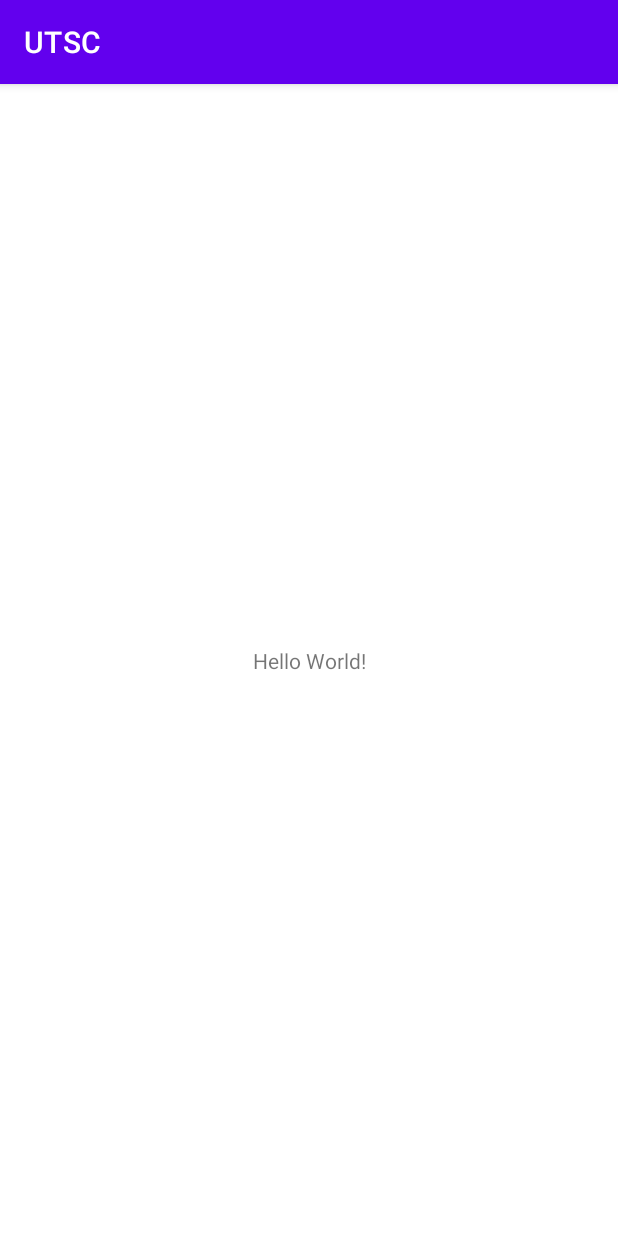
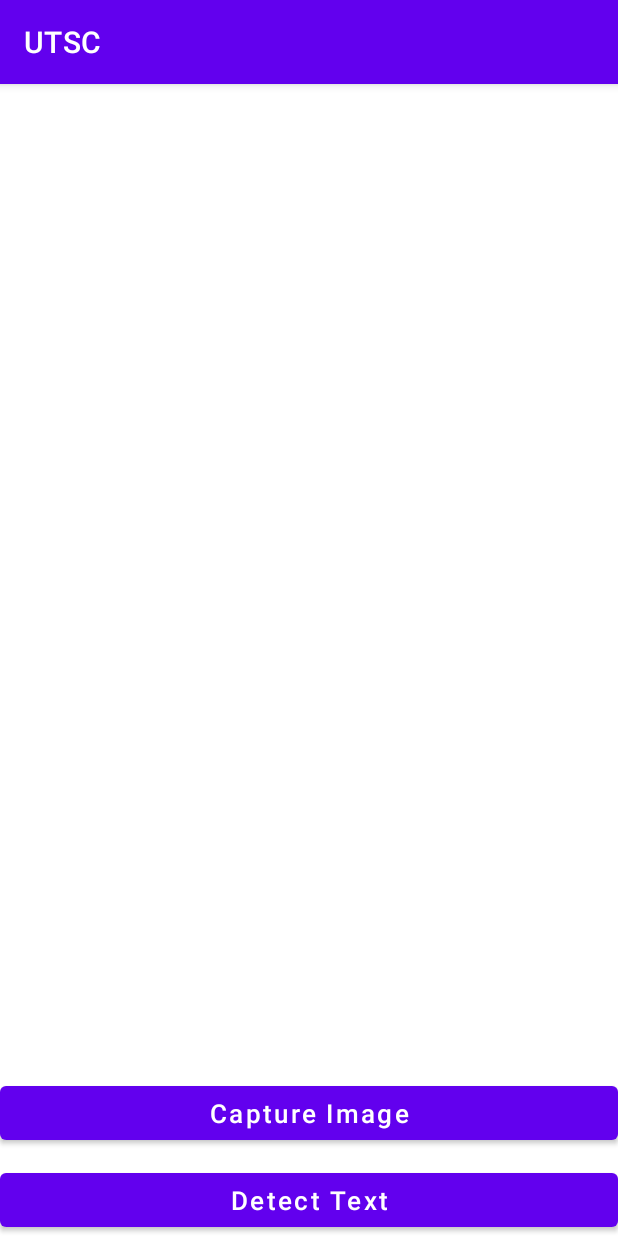
Before and after one commit to TalviaTasnim/Talvia-CSE327.5_Fall2020, an Android app: the screen it shows after launch (MainActivity), on a phone screen of 412 x 824 dp. Run offline under Robolectric (Android 15) with nearby library versions, the phone set to English and light mode, and no system bars; libraries missing offline, so code that uses them is left out: com.google.firebase.ml.

Commit message:
Feature #1 Text extraction implemented

```diff
--- a/app/build.gradle
+++ b/app/build.gradle
@@ -33,7 +33,11 @@ dependencies {
     implementation 'androidx.appcompat:appcompat:1.2.0'
     implementation 'com.google.android.material:material:1.2.1'
     implementation 'androidx.constraintlayout:constraintlayout:2.0.4'
+    implementation 'com.google.firebase:firebase-core:15.0.2'
+    implementation 'com.google.firebase:firebase-ml-vision:15.0.0'
     testImplementation 'junit:junit:4.+'
     androidTestImplementation 'androidx.test.ext:junit:1.1.2'
     androidTestImplementation 'androidx.test.espresso:espresso-core:3.3.0'
 }
+
+apply plugin: 'com.google.gms.google-services'
--- a/app/src/main/java/com/example/utsc/MainActivity.java
+++ b/app/src/main/java/com/example/utsc/MainActivity.java
@@ -1,14 +1,134 @@
 package com.example.utsc;
 
+import androidx.annotation.NonNull;
 import androidx.appcompat.app.AppCompatActivity;
 
+import android.content.ActivityNotFoundException;
+import android.content.Intent;
+import android.graphics.Bitmap;
 import android.os.Bundle;
+import android.provider.MediaStore;
+import android.util.Log;
+import android.view.View;
+import android.widget.Button;
+import android.widget.ImageView;
+import android.widget.TextView;
+import android.widget.Toast;
 
+import com.google.android.gms.tasks.OnFailureListener;
+import com.google.android.gms.tasks.OnSuccessListener;
+import com.google.firebase.ml.vision.FirebaseVision;
+import com.google.firebase.ml.vision.common.FirebaseVisionImage;
+import com.google.firebase.ml.vision.text.FirebaseVisionText;
+import com.google.firebase.ml.vision.text.FirebaseVisionTextDetector;
+
+import java.util.List;
+import java.util.function.LongConsumer;
+
+/**
+ * The type Main activity.
+ * @author Safayat
+ * @version 1.0
+ */
 public class MainActivity extends AppCompatActivity {
+
+    private Button capture_image_btn, detect_text_btn;
+    private ImageView image_view;
+    private TextView text_view;
+    static final int request_image_capture = 1;
+    Bitmap imageBitmap;
 
     @Override
     protected void onCreate(Bundle savedInstanceState) {
         super.onCreate(savedInstanceState);
         setContentView(R.layout.activity_main);
+
+        capture_image_btn = findViewById(R.id.capture_image_btn);
+        detect_text_btn = findViewById(R.id.detect_text_image_btn);
+        image_view = findViewById(R.id.image_view);
+        text_view = findViewById(R.id.text_display);
+
+        capture_image_btn.setOnClickListener(new View.OnClickListener() {
+            @Override
+            public void onClick(View v) {
+                dispatchTakePictureIntent();
+                text_view.setText("");
+            }
+        });
+
+        detect_text_btn.setOnClickListener(new View.OnClickListener() {
+            @Override
+            public void onClick(View v) {
+                detectTextFromImage();
+            }
+        });
     }
+
+    /**
+     * dispatchTakePictureIntent void
+     * This function takes a photo with a camera app
+     * @return void
+     */
+    private void dispatchTakePictureIntent() {
+        Intent take_picture_intent = new Intent(MediaStore.ACTION_IMAGE_CAPTURE);
+        try {
+            startActivityForResult(take_picture_intent, request_image_capture);
+        } catch (ActivityNotFoundException e) {
+            // display error state to the user
+        }
+    }
+
+    /**
+     * onActivityResult void
+     * This function gets the data/image and displays it in ImageView
+     * @return void
+     */
+    @Override
+    protected void onActivityResult(int requestCode, int resultCode, Intent data) {
+        super.onActivityResult(requestCode, resultCode, data);
+        if (requestCode == request_image_capture && resultCode == RESULT_OK) {
+            Bundle extras = data.getExtras();
+            imageBitmap = (Bitmap) extras.get("data");
+            image_view.setImageBitmap(imageBitmap);
+        }
+    }
+
+    /**
+     *
+     */
+    private void detectTextFromImage() {
+        FirebaseVisionImage firebase_vision_image = FirebaseVisionImage.fromBitmap(imageBitmap);
+        FirebaseVisionTextDetector firebase_vision_text_detector = FirebaseVision.getInstance().getVisionTextDetector() ;
+        firebase_vision_text_detector.detectInImage(firebase_vision_image).addOnSuccessListener(new OnSuccessListener<FirebaseVisionText>() {
+            @Override
+            public void onSuccess(FirebaseVisionText firebaseVisionText) {
+                displayTextFromImage(firebaseVisionText);
+
+            }
+        }).addOnFailureListener(new OnFailureListener() {
+            @Override
+            public void onFailure(@NonNull Exception e) {
+                Toast.makeText(MainActivity.this, "Error "+ e.getMessage(), Toast.LENGTH_SHORT).show();
+                Log.d("Error " , e.getMessage());
+            }
+        });
+    }
+
+    /**
+     *
+     * @param firebaseVisionText
+     */
+    private void displayTextFromImage(FirebaseVisionText firebaseVisionText) {
+        List<FirebaseVisionText.Block> block_list = firebaseVisionText.getBlocks();
+        if(block_list.size() == 0){
+            Toast.makeText(this, "No Text Found in image!", Toast.LENGTH_SHORT).show();
+        }
+        else{
+            for(FirebaseVisionText.Block block : firebaseVisionText.getBlocks()){
+                String text = block.getText();
+                text_view.setText(text);
+            }
+        }
+    }
+
 }
--- a/app/src/main/res/layout/activity_main.xml
+++ b/app/src/main/res/layout/activity_main.xml
@@ -1,18 +1,46 @@
 <?xml version="1.0" encoding="utf-8"?>
-<androidx.constraintlayout.widget.ConstraintLayout xmlns:android="http://schemas.android.com/apk/res/android"
+<RelativeLayout
+    xmlns:android="http://schemas.android.com/apk/res/android"
     xmlns:app="http://schemas.android.com/apk/res-auto"
     xmlns:tools="http://schemas.android.com/tools"
     android:layout_width="match_parent"
     android:layout_height="match_parent"
     tools:context=".MainActivity">
 
+    <ImageView
+        android:id="@+id/image_view"
+        android:layout_width="match_parent"
+        android:layout_height="400dp"/>
+
     <TextView
-        android:layout_width="wrap_content"
+        android:id="@+id/text_display"
+        android:layout_width="match_parent"
         android:layout_height="wrap_content"
-        android:text="Hello World!"
-        app:layout_constraintBottom_toBottomOf="parent"
-        app:layout_constraintLeft_toLeftOf="parent"
-        app:layout_constraintRight_toRightOf="parent"
-        app:layout_constraintTop_toTopOf="parent" />
+        android:text=""
+        android:layout_below="@+id/image_view"
+        android:textSize="26dp"
+        android:maxLines="5"
+        android:layout_margin="10dp"/>
 
-</androidx.constraintlayout.widget.ConstraintLayout>
+    <Button
+        android:id="@+id/capture_image_btn"
+        android:layout_width="match_parent"
+        android:layout_height="wrap_content"
+        android:text="Capture Image"
+        android:textAllCaps="false"
+        android:layout_above="@id/detect_text_image_btn"
+        android:textSize="17dp"
+        android:layout_marginBottom="10dp"/>
+
+    <Button
+        android:id="@+id/detect_text_image_btn"
+        android:layout_width="match_parent"
+        android:layout_height="wrap_content"
+        android:layout_alignParentBottom="true"
+        android:text="Detect Text"
+        android:textAllCaps="false"
+        android:textSize="17dp"/>
+
+
+
+</RelativeLayout>
--- a/build.gradle
+++ b/build.gradle
@@ -6,6 +6,7 @@ buildscript {
     }
     dependencies {
         classpath "com.android.tools.build:gradle:4.1.1"
+        classpath 'com.google.gms:google-services:4.3.4'
 
         // NOTE: Do not place your application dependencies here; they belong
         // in the individual module build.gradle files
```
Also changed, not shown: app/src/main/AndroidManifest.xml (+9 -0 lines), 1 other file.
